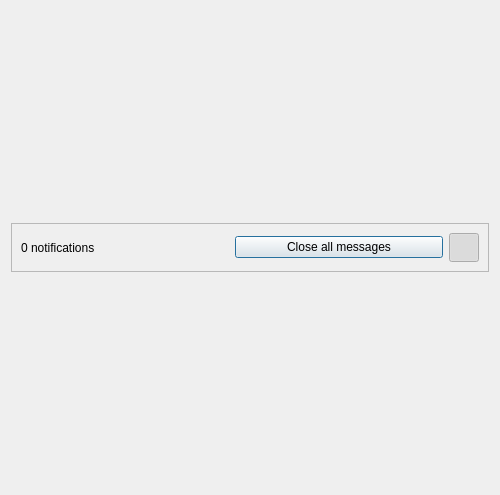
Before: the Qt Designer form atlas/ui/notifications/NotificationManagerUI.ui in KJNeko/Atlas, drawn with Qt 5.
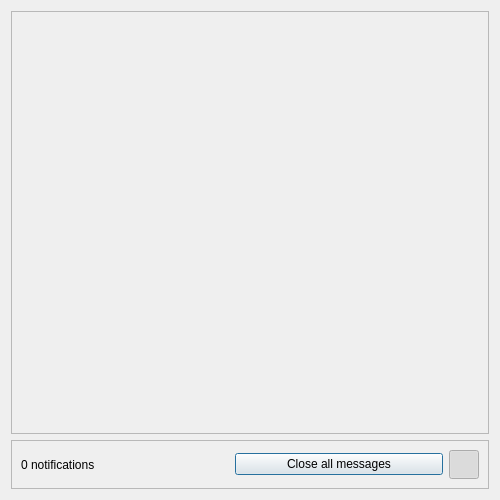
After: the same form once the commit is applied. Icons and pictures are not drawn.

Commit message: Extra logging and notifications

```diff
--- a/atlas/ui/notifications/NotificationManagerUI.ui
+++ b/atlas/ui/notifications/NotificationManagerUI.ui
@@ -7,15 +7,66 @@
     <x>0</x>
     <y>0</y>
     <width>500</width>
-    <height>495</height>
+    <height>500</height>
    </rect>
   </property>
+  <property name="minimumSize">
+   <size>
+    <width>500</width>
+    <height>0</height>
+   </size>
+  </property>
+  <property name="maximumSize">
+   <size>
+    <width>16777215</width>
+    <height>500</height>
+   </size>
+  </property>
   <property name="windowTitle">
    <string>NotificationManagerUI</string>
   </property>
   <layout class="QVBoxLayout" name="verticalLayout_5">
    <item>
-    <layout class="QVBoxLayout" name="notifications"/>
+    <widget class="QScrollArea" name="scrollArea">
+     <property name="sizePolicy">
+      <sizepolicy hsizetype="Minimum" vsizetype="Preferred">
+       <horstretch>0</horstretch>
+       <verstretch>0</verstretch>
+      </sizepolicy>
+     </property>
+     <property name="horizontalScrollBarPolicy">
+      <enum>Qt::ScrollBarAlwaysOff</enum>
+     </property>
+     <property name="sizeAdjustPolicy">
+      <enum>QAbstractScrollArea::AdjustToContents</enum>
+     </property>
+     <property name="widgetResizable">
+      <bool>true</bool>
+     </property>
+     <widget class="QWidget" name="notifications">
+      <property name="geometry">
+       <rect>
+        <x>0</x>
+        <y>0</y>
+        <width>300</width>
+        <height>16</height>
+       </rect>
+      </property>
+      <property name="sizePolicy">
+       <sizepolicy hsizetype="Fixed" vsizetype="Fixed">
+        <horstretch>0</horstretch>
+        <verstretch>0</verstretch>
+       </sizepolicy>
+      </property>
+      <property name="minimumSize">
+       <size>
+        <width>300</width>
+        <height>0</height>
+       </size>
+      </property>
+      <layout class="QVBoxLayout" name="verticalLayout"/>
+     </widget>
+    </widget>
    </item>
    <item>
     <widget class="QFrame" name="frame">
```
The commit also changes 7 other files.
